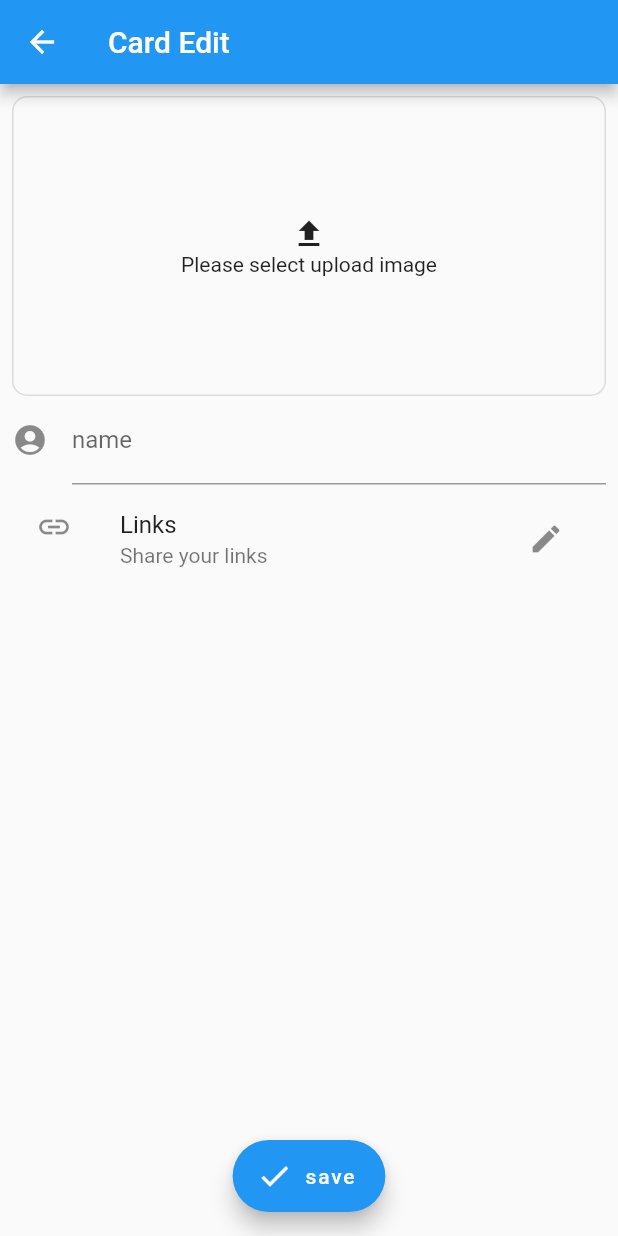
After one commit to hyata87/codca_app, a Flutter app: the CardEditScreen screen opened by its route, on a phone screen of 412 x 824 dp. The commit adds this screen. Run offline on Flutter 3.47's test engine with Material 2 defaults, Android fonts, the phone set to English and light mode, and no system bars; our stand-ins replace built_value, font_awesome_flutter, image_picker; generated files the repository leaves out were written again.

Commit message:
Add Card Screens

```diff
--- /dev/null
+++ b/lib/presenter/card/card_edit_screen.dart
@@ -0,0 +1,77 @@
+import 'package:flutter/material.dart';
+
+class CardEditScreen extends StatelessWidget {
+  final _key = GlobalKey<FormState>();
+
+  @override
+  Widget build(BuildContext context) {
+    return Form(
+      key: _key,
+      child: Scaffold(
+        appBar: AppBar(
+          title: Text("Card Edit"),
+        ),
+        body: Padding(
+          padding: EdgeInsets.all(8),
+          child: Column(
+            crossAxisAlignment: CrossAxisAlignment.start,
+            children: <Widget>[
+              Container(
+                width: double.infinity,
+                height: 200,
+                decoration: BoxDecoration(
+                  border: Border.all(color: Colors.black12),
+                  borderRadius: BorderRadius.circular(10),
+                ),
+                child: InkWell(
+                  onTap: () {},
+                  child: Stack(
+                    children: <Widget>[
+                      Align(
+                        alignment: Alignment.center,
+                        child: Column(
+                          mainAxisAlignment: MainAxisAlignment.center,
+                          children: <Widget>[
+                            Icon(Icons.file_upload),
+                            Text("Please select upload image"),
+                          ],
+                        ),
+                      )
+                    ],
+                  ),
+                ),
+              ),
+              TextFormField(
+                decoration: InputDecoration(
+                  icon: Icon(Icons.account_circle),
+                  labelText: "name",
+                  hintText: "Input your name",
+                ),
+              ),
+              ListTile(
+                leading: Icon(Icons.link),
+                title: Text("Links"),
+                subtitle: Text("Share your links"),
+                trailing: IconButton(
+                  icon: Icon(Icons.edit),
+                  onPressed: () {},
+                ),
+              )
+            ],
+          ),
+        ),
+        floatingActionButton: FloatingActionButton.extended(
+          onPressed: () {
+            if (_key.currentState.validate()) {
+              // 入力データが正常な場合の処理
+              this._key.currentState.save();
+            }
+          },
+          icon: Icon(Icons.check),
+          label: Text("save"),
+        ),
+        floatingActionButtonLocation: FloatingActionButtonLocation.centerFloat,
+      ),
+    );
+  }
+}
--- a/pubspec.yaml
+++ b/pubspec.yaml
@@ -31,6 +31,8 @@ dependencies:
   built_value: ^7.0.9
   # Font Awesome
   font_awesome_flutter: ^8.5.0
+  # image picker
+  image_picker: ^0.6.5
   # url launcher
   url_launcher: ^5.4.2
   # l18n
```
Also changed, not shown: lib/main.dart (+11 -1 lines), lib/presenter/card/card_edit_links_screen.dart (added, +52 -0 lines), lib/presenter/card/card_edit_photo_screen.dart (added, +57 -0 lines), lib/presenter/card/card_edit_texts_screen.dart (added, +45 -0 lines), lib/presenter/card/card_screen.dart (added, +85 -0 lines), lib/presenter/home/home_screen.dart (added, +58 -0 lines), pubspec.lock, 1 other file.
